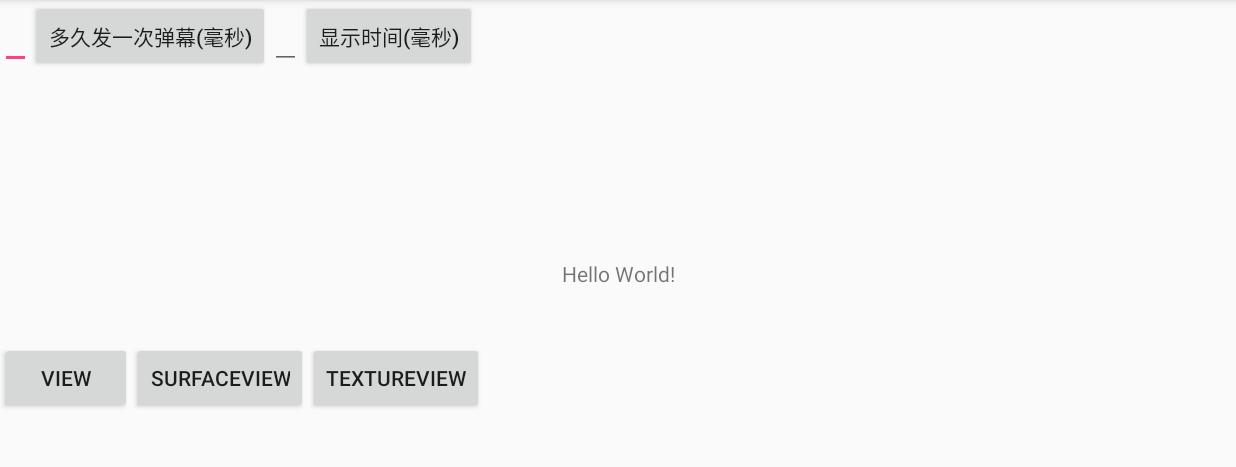
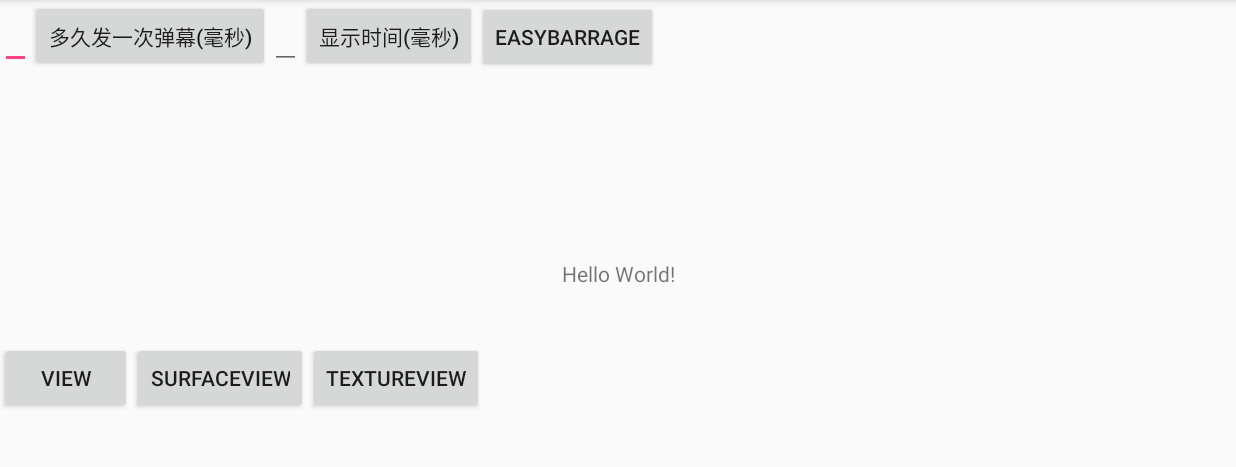
Before and after one commit to Joyounger/BulletComments, an Android app: the screen it shows after launch (MainActivity), on a phone screen of 824 x 412 dp (held sideways), the part 72-539 px from its top. Run offline under Robolectric (Android 15) with nearby library versions, the phone set to English and light mode, and no system bars.

Commit message:
测试EasyBarrage成功,可以显示出自定义弹幕
Signed-off-by: Joyounger <942510346@qq.com>

```diff
--- a/app/src/main/java/com/example/app/bulletcomments/MainActivity.java
+++ b/app/src/main/java/com/example/app/bulletcomments/MainActivity.java
@@ -1,5 +1,6 @@
 package com.example.app.bulletcomments;
 
+import android.graphics.Color;
 import android.support.v7.app.AppCompatActivity;
 import android.os.Bundle;
 import android.text.TextUtils;
@@ -8,7 +9,17 @@ import android.widget.Button;
 import android.widget.EditText;
 import android.widget.LinearLayout;
 
+import com.kd.easybarrage.Barrage;
+import com.kd.easybarrage.BarrageView;
+
+import java.util.ArrayList;
+import java.util.List;
+
+
 public class MainActivity extends AppCompatActivity {
+    private BarrageView barrageView;
+    private List<Barrage> mBarrages = new ArrayList<>();
+
     public int amount;
     public long time;
     public float ScrollSpeedFactor;
@@ -17,6 +28,15 @@ public class MainActivity extends AppCompatActivity {
     protected void onCreate(Bundle savedInstanceState) {
         super.onCreate(savedInstanceState);
         setContentView(R.layout.activity_main);
+
+        barrageView = (BarrageView) findViewById(R.id.barrageView);
+        barrageView.setBarrages(mBarrages);
+        findViewById(R.id.sendEasyBarrage).setOnClickListener(new View.OnClickListener() {
+            @Override
+            public void onClick(View v) {
+                barrageView.addBarrage(new Barrage("111111111111", R.color.colorPrimary, Color.RED));
+            }
+        });
 
         Button BtnDanmukuView = (Button)findViewById(R.id.button1);
         Button BtnDanmukuSurfaceView = (Button)findViewById(R.id.button2);
--- a/app/src/main/res/layout/activity_main.xml
+++ b/app/src/main/res/layout/activity_main.xml
@@ -41,6 +41,24 @@
             android:text="显示时间(毫秒)"
             android:layout_width="wrap_content"
             android:layout_height="wrap_content" />
+
+        <Button
+            android:id="@+id/sendEasyBarrage"
+            android:layout_width="wrap_content"
+            android:layout_height="wrap_content"
+            android:text="EasyBarrage"/>
+        <com.kd.easybarrage.BarrageView
+            android:id="@+id/barrageView"
+            android:layout_width="match_parent"
+            android:layout_height="match_parent"
+            android:layout_above="@+id/sendEasyBarrage"
+            app:allow_repeat="true"
+            app:border_color="@color/colorAccent"
+            app:line_height="20dp"
+            app:max_text_size="20"
+            app:min_text_size="14"
+            app:random_color="true"
+            app:size="200"/>
     </LinearLayout>
 
     <LinearLayout
```
